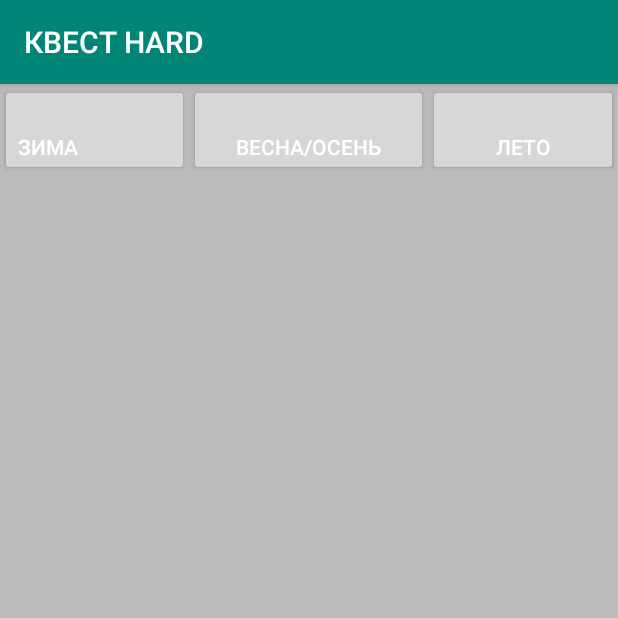
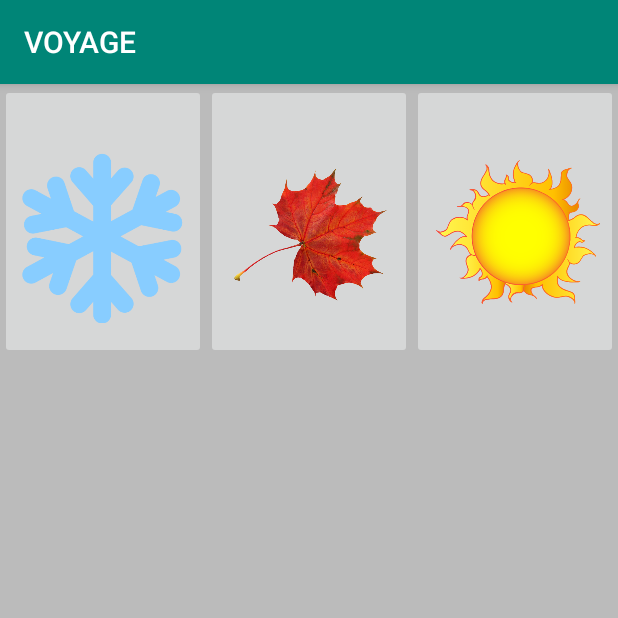
Before and after one commit to 0SouthBoss0/IT, an Android app: the screen it shows after launch (MainActivity), on a phone screen of 412 x 824 dp, the top half of it. Run offline under Robolectric (Android 15) with nearby library versions, the phone set to English and light mode, and no system bars.

Commit message:
0.03 IMAGEBUTTON
first floor and icon

```diff
--- a/app/src/main/AndroidManifest.xml
+++ b/app/src/main/AndroidManifest.xml
@@ -7,7 +7,7 @@
     <application
 
         android:allowBackup="true"
-        android:icon="@mipmap/ic_launcher"
+        android:icon="@drawable/ic_launcher_background"
         android:label="@string/app_name"
         android:roundIcon="@mipmap/ic_launcher_round"
         android:supportsRtl="true"
--- a/app/src/main/java/com/example/samsunghomework/MainActivity.java
+++ b/app/src/main/java/com/example/samsunghomework/MainActivity.java
@@ -4,6 +4,7 @@ package com.example.samsunghomework;
 import android.os.Bundle;
 import android.view.View;
 import android.widget.Button;
+import android.widget.ImageButton;
 import android.widget.TextView;
 
 import androidx.appcompat.app.AppCompatActivity;
@@ -11,17 +12,17 @@ import androidx.appcompat.app.AppCompatActivity;
 import static com.example.samsunghomework.R.id.*;
 
 public class MainActivity extends AppCompatActivity {
-    Button winter;
-    Button middle;
-    Button summer;
+    ImageButton winter;
+    ImageButton middle;
+    ImageButton summer;
 
     @Override
     protected void onCreate(Bundle savedInstanceState) {
         super.onCreate(savedInstanceState);
         setContentView(R.layout.activity_main);
-        winter = (Button) findViewById(R.id.winter);
-        middle = (Button) findViewById(Middle);
-        summer = (Button) findViewById(Summer);
+        winter = (ImageButton) findViewById(R.id.winter);
+        middle = (ImageButton) findViewById(Middle);
+        summer = (ImageButton) findViewById(Summer);
 
     }
 
--- a/app/src/main/res/drawable/ic_launcher_background.xml
+++ /dev/null
@@ -1,4 +0,0 @@
-<?xml version="1.0" encoding="utf-8"?>
-<selector xmlns:android="http://schemas.android.com/apk/res/android">
-
-</selector>
--- a/app/src/main/res/layout/activity_main.xml
+++ b/app/src/main/res/layout/activity_main.xml
@@ -6,48 +6,48 @@
     android:background="#bbbbbb"
     android:orientation="horizontal">
 
-
-        android:layout_width="430dp"
-        android:layout_height="wrap_content">
-
-        <Button
+    <ImageButton
         android:id="@+id/winter"
-            android:layout_width="wrap_content"
-            android:layout_height="wrap_content"
+        android:layout_width="192dp"
+        android:layout_height="183dp"
+        android:layout_alignParentRight="true"
         android:layout_weight="2"
-
-
         android:gravity="left|center_vertical"
         android:onClick="Winter"
         android:paddingTop="32sp"
+        android:scaleType="fitCenter"
+        android:src="@drawable/snejinka"
         android:text="Зима"
         android:textColor="#FFFFFF" />
 
 
-        <Button
+    <ImageButton
         android:id="@+id/Middle"
-            android:layout_width="wrap_content"
-            android:layout_height="wrap_content"
+        android:layout_width="192dp"
+        android:layout_height="183dp"
+        android:layout_alignParentRight="true"
         android:layout_weight="2"
-            android:drawablePadding="-15sp"
+        android:gravity="left|center_vertical"
         android:onClick="Middle"
         android:paddingTop="32sp"
+        android:scaleType="fitCenter"
+        android:src="@drawable/listok"
         android:text="Весна/Осень"
         android:textColor="#FFFFFF" />
 
-        <Button
+    <ImageButton
         android:id="@+id/Summer"
-            android:layout_width="wrap_content"
-            android:layout_height="wrap_content"
+        android:layout_width="192dp"
+        android:layout_height="183dp"
+        android:layout_alignParentRight="true"
         android:layout_weight="2"
-            android:drawablePadding="-15sp"
-
+        android:gravity="left|center_vertical"
         android:onClick="Summer"
         android:paddingTop="32sp"
+        android:scaleType="fitCenter"
+        android:src="@drawable/unnamed"
         android:text="Лето"
         android:textColor="#FFFFFF" />
 
 
-
-
 </LinearLayout>
--- a/app/src/main/res/values/strings.xml
+++ b/app/src/main/res/values/strings.xml
@@ -1,5 +1,5 @@
 <resources>
-    <string name="app_name">КВЕСТ HARD</string>
+    <string name="app_name">VOYAGE</string>
 
 
 </resources>
```
Also changed, not shown: app/src/main/res/drawable/ic_launcher_background.png (added), app/src/main/res/drawable/listok.png (added), app/src/main/res/drawable/snejinka.png (added), app/src/main/res/drawable/unnamed.png (added). Lines whose indentation alone changed are shown as unchanged.
